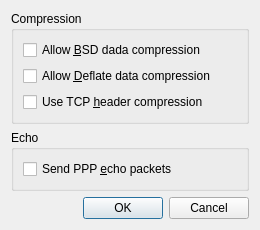
This is src/dialogs/AdvancedSettingsDialog.ui in wejaeger/l2tp-ipsec-vpn as Qt 5 draws it before an edit. The edited form follows.
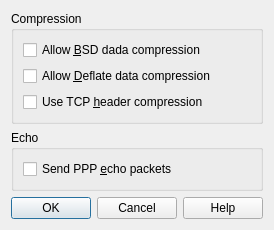
This is the edited form. Icons and pictures are not drawn.

Commit message: added help button to all dialogs

Diff of the .ui file:
```diff
--- a/src/dialogs/AdvancedSettingsDialog.ui
+++ b/src/dialogs/AdvancedSettingsDialog.ui
@@ -70,7 +70,7 @@
       <enum>Qt::Horizontal</enum>
      </property>
      <property name="standardButtons">
-      <set>QDialogButtonBox::Cancel|QDialogButtonBox::Ok</set>
+      <set>QDialogButtonBox::Cancel|QDialogButtonBox::Help|QDialogButtonBox::Ok</set>
      </property>
     </widget>
    </item>
```
The commit also changes 27 other files.
